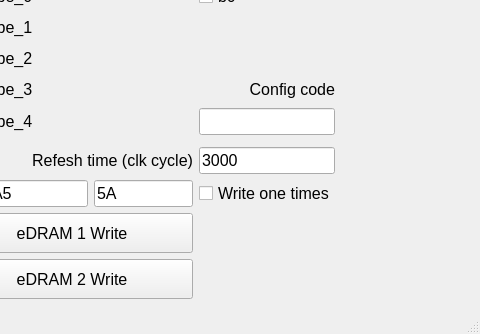
This is mainwindow.ui in trangjackie/edram65nm_tester as Qt 5 draws it before an edit; both pictures show x 450 to 930 and y 397 to 731 of the 930 by 731 pixel window. The edited form follows.
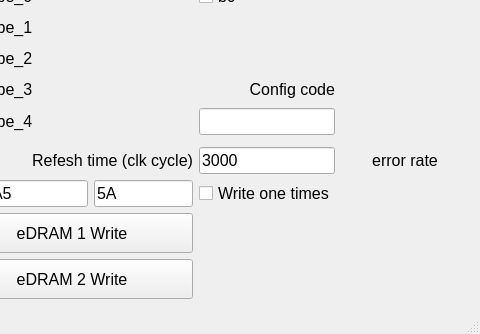
This is the edited form. Icons and pictures are not drawn.

Commit message: add error rate estimation

```diff
--- a/mainwindow.ui
+++ b/mainwindow.ui
@@ -1039,6 +1039,16 @@
       </property>
      </widget>
     </item>
+    <item row="19" column="4">
+     <widget class="QLabel" name="label_RetensionER">
+      <property name="text">
+       <string>error rate</string>
+      </property>
+      <property name="alignment">
+       <set>Qt::AlignCenter</set>
+      </property>
+     </widget>
+    </item>
    </layout>
   </widget>
   <widget class="QToolBar" name="mainToolBar">
```
The commit also changes 4 other files.
